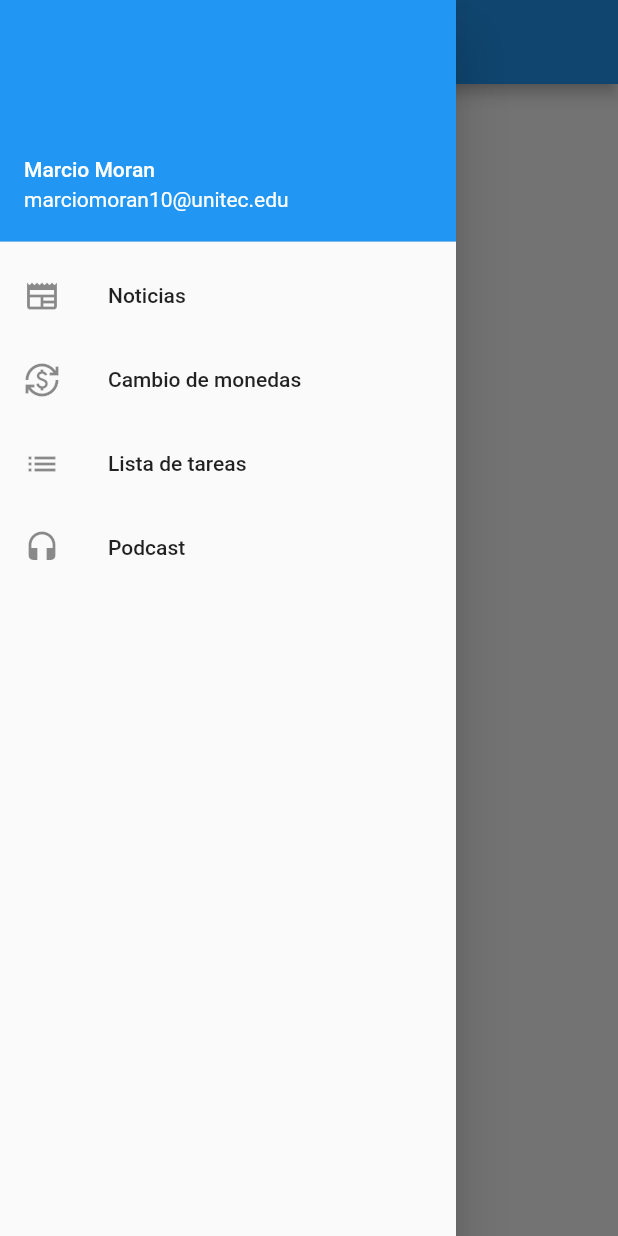
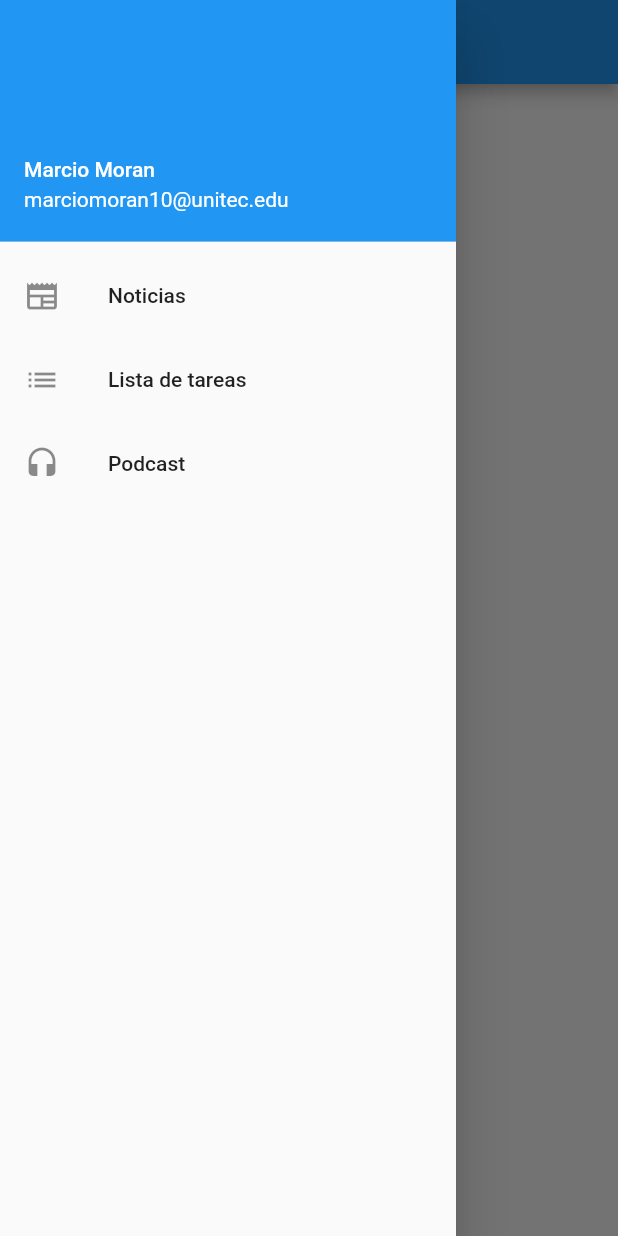
Before and after one commit to MarcioMoran06/Examen1, a Flutter app: the screen it shows after launch, with the side drawer open, on a phone screen of 412 x 824 dp. Run offline on Flutter 3.47's test engine with Material 2 defaults, Android fonts, the light colour scheme and no system bars.

Commit message:
Main final

```diff
--- a/lib/main.dart
+++ b/lib/main.dart
@@ -3,6 +3,7 @@
 import 'package:examenparcial1/listaTareas.dart';
 import 'package:examenparcial1/noticias.dart';
 import 'package:examenparcial1/podcast.dart';
+
 
 void main() {
   runApp(MyApp());
@@ -18,7 +19,6 @@
       routes: {
         '/': (context) => HomeScreen(),
         '/noticias': (context) => NoticiasPage(),
-        '/cambioMoneda': (context) => CambioMonedaPage(),
         '/listaTareas': (context) => ListaTareasPage(),
         '/podcast': (context) => PodcastApp(),
       },
@@ -48,13 +48,6 @@
               },
             ),
             ListTile(
-              title: Text('Cambio de monedas'),
-              leading: Icon(Icons.currency_exchange),
-              onTap: () {
-                Navigator.pushNamed(context, '/cambioMoneda');
-              },
-            ),
-            ListTile(
               title: Text('Lista de tareas'),
               leading: Icon(Icons.list),
               onTap: () {
@@ -74,17 +67,3 @@
     );
   }
 }
-
-class CambioMonedaPage extends StatelessWidget {
-  @override
-  Widget build(BuildContext context) {
-    return Scaffold(
-      appBar: AppBar(
-        title: Text('Cambio de monedas'),
-      ),
-      body: Center(
-        child: Text('Esta es la pagina de cambio de monedas'),
-      ),
-    );
-  }
-}
```
